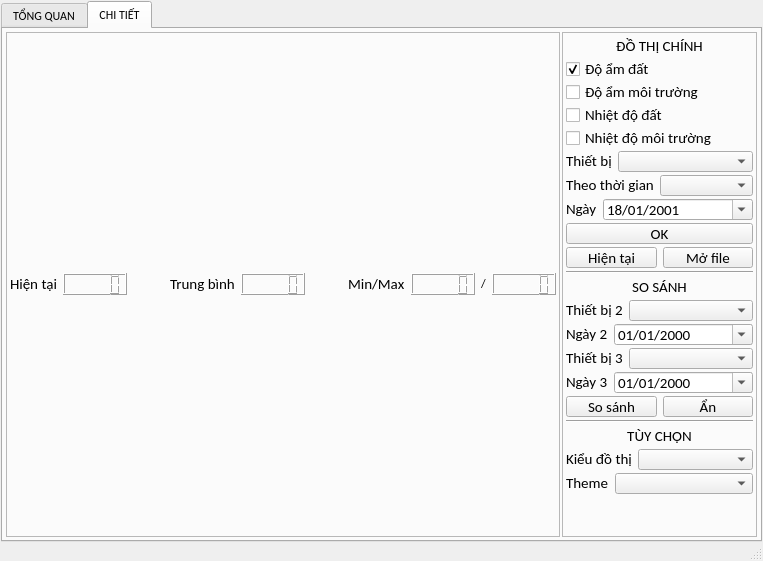
beanredarmy/gateway_graphic, file mainwindow.ui: the form before one commit.
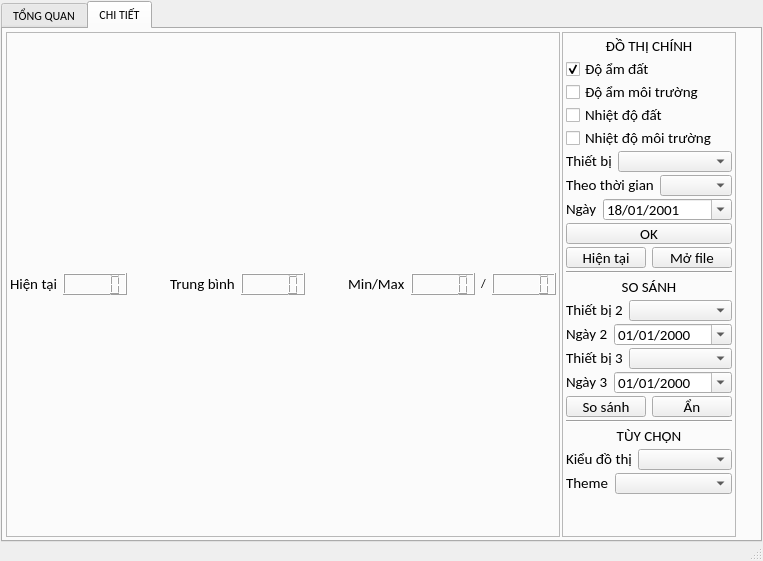
The form after the commit.

Patch:
```diff
--- a/mainwindow.ui
+++ b/mainwindow.ui
@@ -12,8 +12,8 @@
   </property>
   <property name="maximumSize">
    <size>
-    <width>16777215</width>
-    <height>16777215</height>
+    <width>1024</width>
+    <height>580</height>
    </size>
   </property>
   <property name="font">
@@ -857,11 +857,17 @@
         <item row="0" column="1" colspan="2">
          <widget class="QFrame" name="frame_option">
           <property name="sizePolicy">
-           <sizepolicy hsizetype="Minimum" vsizetype="Minimum">
+           <sizepolicy hsizetype="Maximum" vsizetype="Minimum">
             <horstretch>0</horstretch>
             <verstretch>0</verstretch>
            </sizepolicy>
           </property>
+          <property name="maximumSize">
+           <size>
+            <width>16777215</width>
+            <height>16777215</height>
+           </size>
+          </property>
           <property name="frameShape">
            <enum>QFrame::StyledPanel</enum>
           </property>
@@ -889,6 +895,9 @@
              <property name="spacing">
               <number>3</number>
              </property>
+             <property name="sizeConstraint">
+              <enum>QLayout::SetDefaultConstraint</enum>
+             </property>
              <item>
               <layout class="QVBoxLayout" name="verticalLayout_4">
                <property name="spacing">
@@ -1285,6 +1294,9 @@
              </item>
              <item>
               <layout class="QHBoxLayout" name="horizontalLayout_14">
+               <property name="sizeConstraint">
+                <enum>QLayout::SetDefaultConstraint</enum>
+               </property>
                <item>
                 <widget class="QLabel" name="label_19">
                  <property name="sizePolicy">
```
